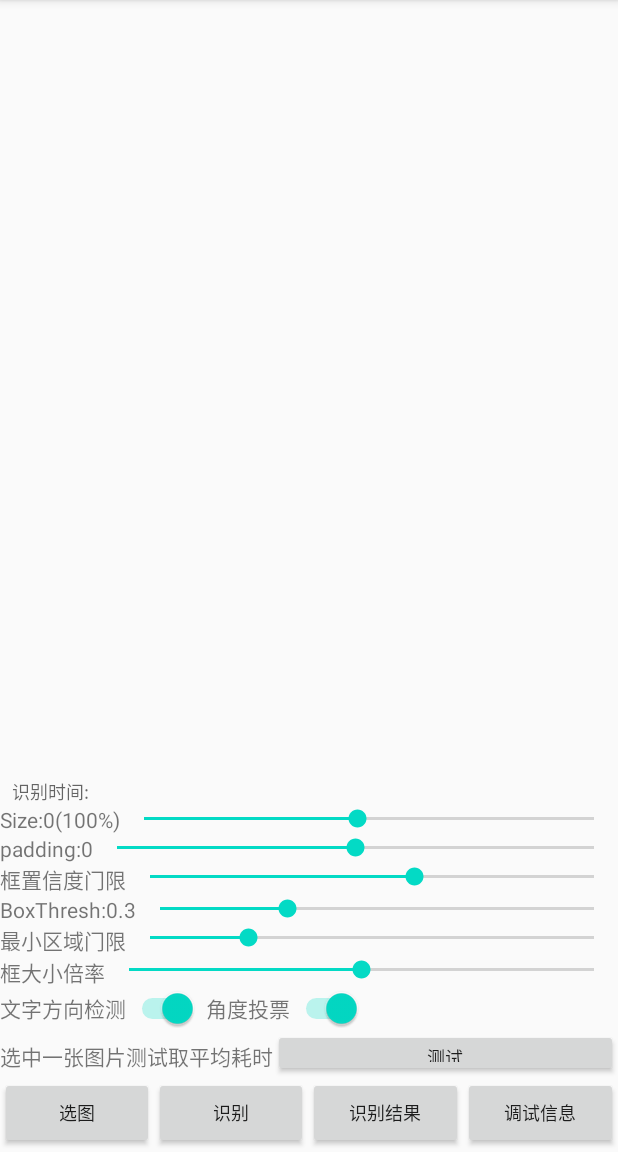
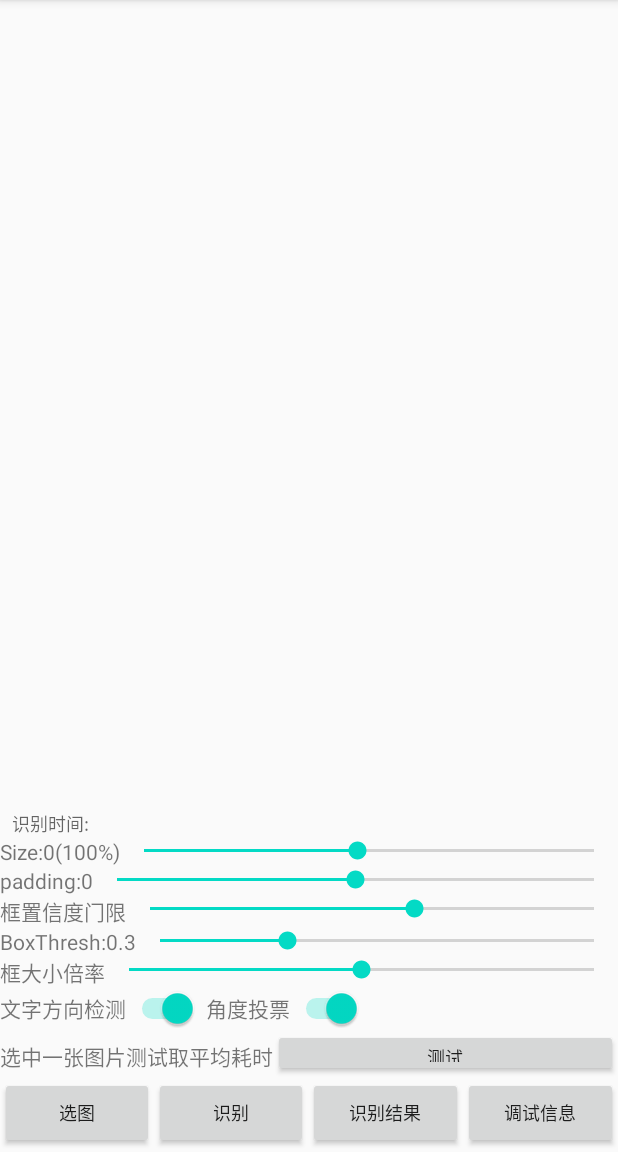
Before and after one commit to benjaminwan/OcrLiteAndroidOnnx, an Android app: the GalleryActivity screen opened directly, with no data from a screen before it, on a phone screen of 412 x 824 dp, the part 84-1236 px from its top. Run offline under Robolectric (Android 15) with nearby library versions, the phone set to English and light mode, and no system bars; our stand-ins replace RxJava; libraries missing offline, so code that uses them is left out: com.orhanobut.logger, com.uber.autodispose; plain views replace PhotoView; 8 statements that could not run were skipped.

Commit message:
去除minArea输入参数，改为固定参数

```diff
--- a/app/src/main/res/layout/activity_gallery.xml
+++ b/app/src/main/res/layout/activity_gallery.xml
@@ -103,27 +103,6 @@
             android:max="100"
             android:min="1"
             android:progress="30" />
-
-    </LinearLayout>
-
-    <LinearLayout
-        android:layout_width="match_parent"
-        android:layout_height="wrap_content"
-        android:orientation="horizontal">
-
-        <TextView
-            android:id="@+id/minAreaTv"
-            android:layout_width="wrap_content"
-            android:layout_height="wrap_content"
-            android:text="@string/min_area" />
-
-        <SeekBar
-            android:id="@+id/minAreaSeekBar"
-            android:layout_width="match_parent"
-            android:layout_height="wrap_content"
-            android:max="10"
-            android:min="1"
-            android:progress="3" />
 
     </LinearLayout>
 
--- a/app/src/main/res/values/strings.xml
+++ b/app/src/main/res/values/strings.xml
@@ -2,7 +2,6 @@
     <string name="app_name">OcrLiteOnnx</string>
 
     <string name="box_score_thresh">框置信度门限</string>
-    <string name="min_area">最小区域门限</string>
     <string name="box_un_clip_ratio">框大小倍率</string>
     <string name="app_permission">获取相机权限</string>
     <string name="do_angle">文字方向检测</string>
```
Also changed, not shown: OcrLibrary/src/main/java/com/benjaminwan/ocrlibrary/OcrEngine.kt (+6 -8 lines), app/src/main/java/com/benjaminwan/ocr/onnx/CameraActivity.kt (+0 -10 lines), app/src/main/java/com/benjaminwan/ocr/onnx/GalleryActivity.kt (+0 -10 lines), app/src/main/res/layout/activity_camera.xml (+0 -21 lines), 5 other files.
